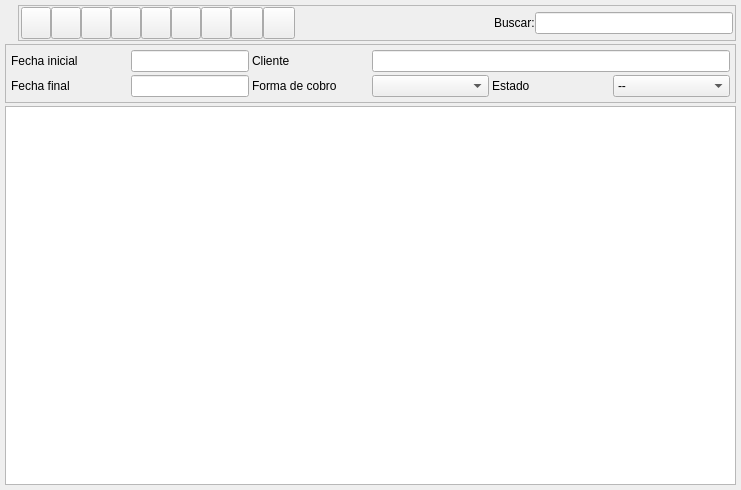
eboladev/Bulmages-1, file bulmages/bulmafact/plugins/pluginbf_carteracobros/carteracobroslistbase.ui: the form before one commit.
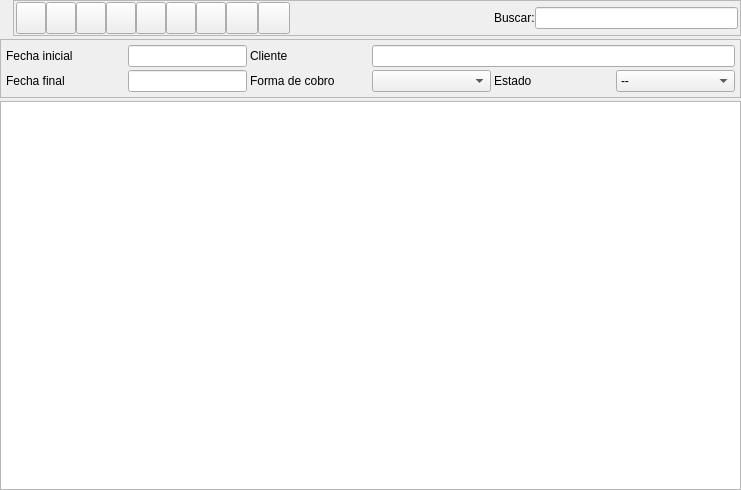
The form after the commit. Icons and pictures are not drawn. Custom widgets are drawn as their Qt base class.

Patch:
```diff
--- a/bulmages/bulmafact/plugins/pluginbf_carteracobros/carteracobroslistbase.ui
+++ b/bulmages/bulmafact/plugins/pluginbf_carteracobros/carteracobroslistbase.ui
@@ -22,6 +22,9 @@
     <normaloff>:/Images/receive.svg</normaloff>:/Images/receive.svg</iconset>
   </property>
   <layout class="QVBoxLayout" name="verticalLayout">
+   <property name="margin">
+    <number>0</number>
+   </property>
    <item>
     <layout class="QHBoxLayout">
      <property name="spacing">
```
Left out of the diff: 12 changed lines with no effect on the pictures.
